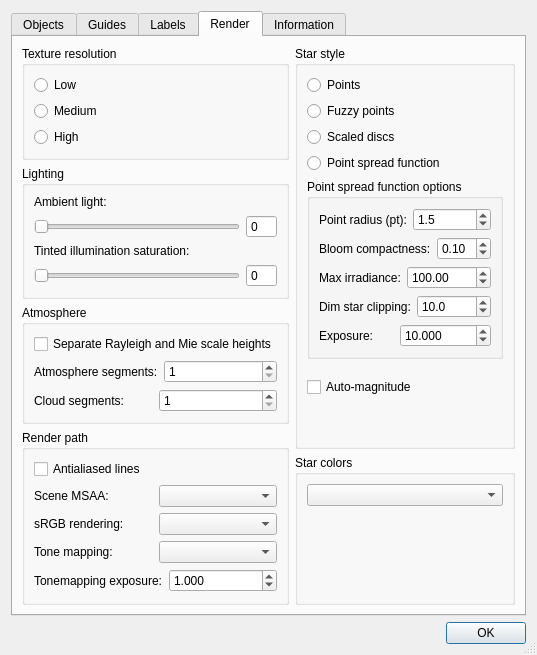
First picture: the form in src/celestia/qt/preferences.ui, repository celestiamobile/Celestia, before the edit.
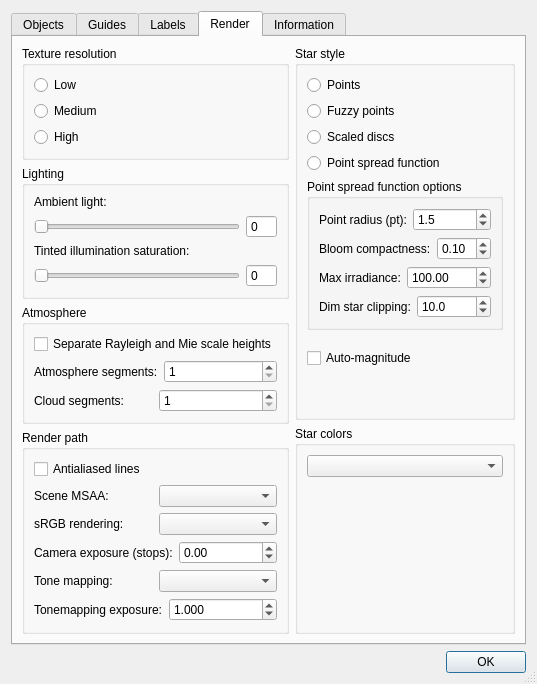
Second picture: the form after the edit. The open tabs and pages were chosen to show the change.

Commit message: Introduce shared camera exposure independent of tone mapping

```diff
--- a/src/celestia/qt/preferences.ui
+++ b/src/celestia/qt/preferences.ui
@@ -1097,6 +1097,36 @@
               </item>
              </layout>
             </item>
+            <item>
+             <layout class="QHBoxLayout" name="horizontalLayout_cameraExposure">
+              <item>
+               <widget class="QLabel" name="cameraExposureLabel">
+                <property name="text">
+                 <string>Camera exposure (stops):</string>
+                </property>
+               </widget>
+              </item>
+              <item>
+               <widget class="QDoubleSpinBox" name="cameraExposureSpinBox">
+                <property name="toolTip">
+                 <string>Scene brightness before tone mapping. Each stop doubles the exposure. Labels and other annotations are unaffected.</string>
+                </property>
+                <property name="decimals">
+                 <number>2</number>
+                </property>
+                <property name="minimum">
+                 <double>-39.860000000000000</double>
+                </property>
+                <property name="maximum">
+                 <double>39.860000000000000</double>
+                </property>
+                <property name="singleStep">
+                 <double>1.000000000000000</double>
+                </property>
+               </widget>
+              </item>
+             </layout>
+            </item>
             <item>
              <layout class="QHBoxLayout" name="horizontalLayout_toneMapping">
               <item>
@@ -1357,39 +1387,6 @@
                  </item>
                 </layout>
                </item>
-               <item>
-                <layout class="QHBoxLayout" name="horizontalLayout_psfExposure">
-                 <item>
-                  <widget class="QLabel" name="psfExposureLabel">
-                   <property name="text">
-                    <string>Exposure:</string>
-                   </property>
-                  </widget>
-                 </item>
-                 <item>
-                  <widget class="QDoubleSpinBox" name="psfExposureSpinBox">
-                   <property name="toolTip">
-                    <string>Per-star brightness multiplier. Valid range: 0.001 to 1.0e6.</string>
-                   </property>
-                   <property name="decimals">
-                    <number>3</number>
-                   </property>
-                   <property name="minimum">
-                    <double>0.001000000000000</double>
-                   </property>
-                   <property name="maximum">
-                    <double>1000000.000000000000000</double>
-                   </property>
-                   <property name="singleStep">
-                    <double>10.000000000000000</double>
-                   </property>
-                   <property name="value">
-                    <double>10.000000000000000</double>
-                   </property>
-                  </widget>
-                 </item>
-                </layout>
-               </item>
               </layout>
              </widget>
             </item>
```
The commit also changes 20 other files.
